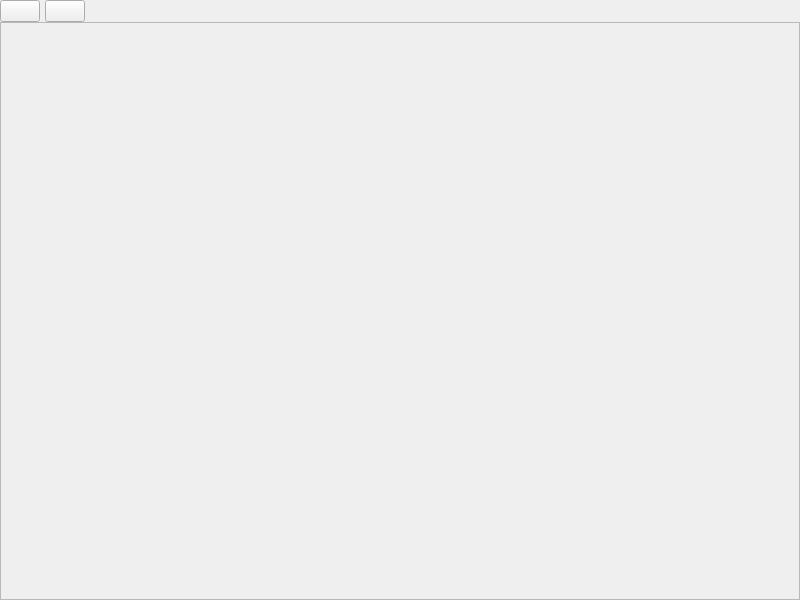
The window that ui/mainwindow.ui (matafokka/YAMIE) describes before a commit, drawn with Qt 5.
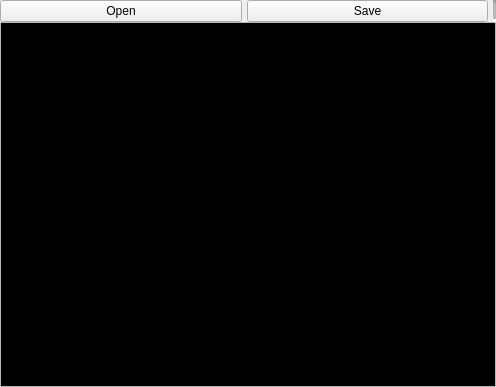
The same window after the commit. Icons and pictures are not drawn.

Patch:
```diff
--- a/ui/mainwindow.ui
+++ b/ui/mainwindow.ui
@@ -6,8 +6,8 @@
    <rect>
     <x>0</x>
     <y>0</y>
-    <width>800</width>
-    <height>600</height>
+    <width>496</width>
+    <height>387</height>
    </rect>
   </property>
   <property name="sizePolicy">
@@ -66,11 +66,7 @@
          </sizepolicy>
         </property>
         <property name="text">
-         <string/>
-        </property>
-        <property name="icon">
-         <iconset>
-          <normaloff>../img/open.png</normaloff>../img/open.png</iconset>
+         <string>Open</string>
         </property>
         <property name="iconSize">
          <size>
@@ -89,11 +85,7 @@
          </sizepolicy>
         </property>
         <property name="text">
-         <string/>
-        </property>
-        <property name="icon">
-         <iconset>
-          <normaloff>../img/save.png</normaloff>../img/save.png</iconset>
+         <string>Save</string>
         </property>
         <property name="iconSize">
          <size>
@@ -104,17 +96,17 @@
        </widget>
       </item>
       <item>
-       <spacer name="horizontalSpacer">
+       <widget class="Line" name="divider">
+        <property name="lineWidth">
+         <number>3</number>
+        </property>
+        <property name="midLineWidth">
+         <number>3</number>
+        </property>
         <property name="orientation">
-         <enum>Qt::Horizontal</enum>
+         <enum>Qt::Vertical</enum>
         </property>
-        <property name="sizeHint" stdset="0">
-         <size>
-          <width>40</width>
-          <height>20</height>
-         </size>
-        </property>
-       </spacer>
+       </widget>
       </item>
      </layout>
     </item>
@@ -128,8 +120,8 @@
         <rect>
          <x>0</x>
          <y>0</y>
-         <width>798</width>
-         <height>564</height>
+         <width>492</width>
+         <height>347</height>
         </rect>
        </property>
        <layout class="QHBoxLayout" name="horizontalLayout">
@@ -150,6 +142,12 @@
         </property>
         <item>
          <widget class="QLabel" name="Image">
+          <property name="autoFillBackground">
+           <bool>false</bool>
+          </property>
+          <property name="styleSheet">
+           <string notr="true">background-color: rgb(0, 0, 0);</string>
+          </property>
           <property name="text">
            <string/>
           </property>
```
Left out of the diff: 2 changed lines with no effect on the pictures.
